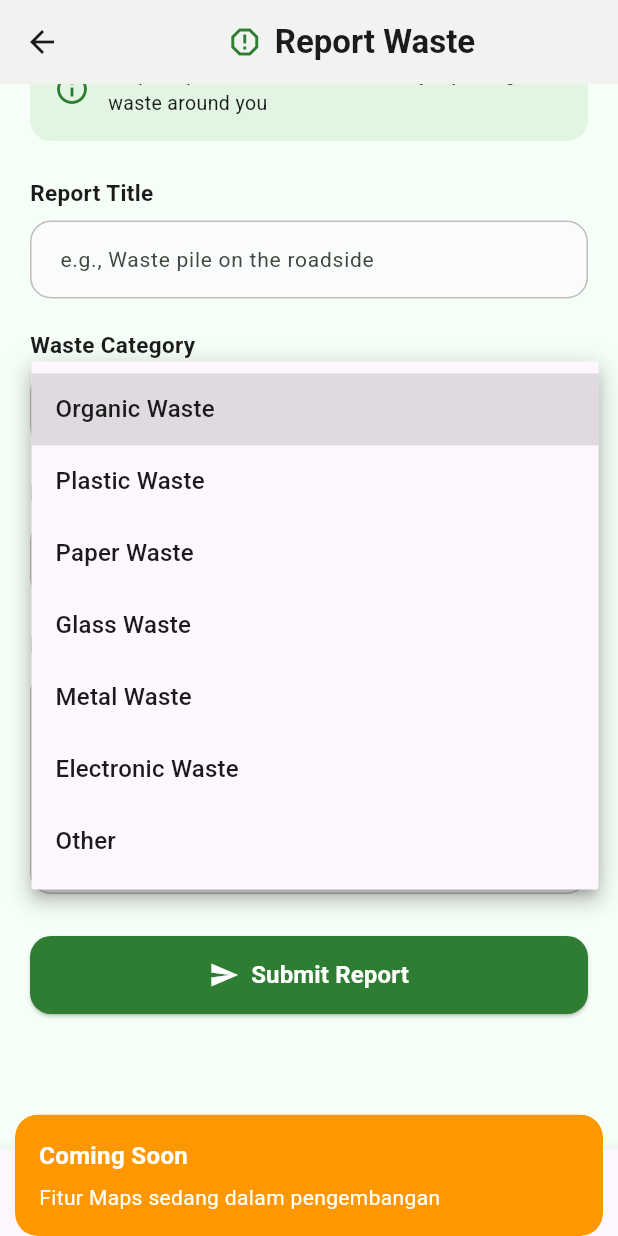
After one commit to athilaramdani/wastewiseimpal, a Flutter app: the ReportwasteView screen opened by its route, item 2 of the bottom bar chosen, scrolled down 52 dp, after a tap on "Select waste category", on a phone screen of 412 x 824 dp. The commit adds this screen. Run offline on Flutter 3.47's test engine with Material 3 defaults, Android fonts, the phone set to English and light mode, and no system bars; our stand-ins replace flutter_dotenv, get, supabase_flutter; accounts and stored records are empty.

Commit message:
tambahin report waste dummy

```diff
--- /dev/null
+++ b/lib/app/modules/reportwaste/bindings/reportwaste_binding.dart
@@ -0,0 +1,12 @@
+import 'package:get/get.dart';
+
+import '../controllers/reportwaste_controller.dart';
+
+class ReportwasteBinding extends Bindings {
+  @override
+  void dependencies() {
+    Get.lazyPut<ReportwasteController>(
+      () => ReportwasteController(),
+    );
+  }
+}
--- /dev/null
+++ b/lib/app/modules/reportwaste/controllers/reportwaste_controller.dart
@@ -0,0 +1,106 @@
+import 'package:flutter/material.dart';
+import 'package:get/get.dart';
+
+class ReportwasteController extends GetxController {
+  // Form controllers
+  final titleController = TextEditingController();
+  final descriptionController = TextEditingController();
+  final locationController = TextEditingController();
+
+  // Selected category
+  final selectedCategory = Rx<String?>(null);
+
+  // Categories
+  final categories = [
+    'Organic Waste',
+    'Plastic Waste',
+    'Paper Waste',
+    'Glass Waste',
+    'Metal Waste',
+    'Electronic Waste',
+    'Other',
+  ];
+
+  // Bottom navigation index
+  final currentIndex = 2.obs; // Report tab
+
+  @override
+  void onClose() {
+    titleController.dispose();
+    descriptionController.dispose();
+    locationController.dispose();
+    super.onClose();
+  }
+
+  void onTapBottomNav(int index) {
+    switch (index) {
+      case 0:
+        Get.offNamed('/home');
+        break;
+      case 1:
+        Get.snackbar(
+          'Coming Soon',
+          'Fitur Maps sedang dalam pengembangan',
+          snackPosition: SnackPosition.BOTTOM,
+          backgroundColor: Colors.orange,
+          colorText: Colors.white,
+        );
+        break;
+      case 2:
+        // Already on Report page
+        break;
+      case 3:
+        Get.snackbar(
+          'Coming Soon',
+          'Fitur Leaderboard sedang dalam pengembangan',
+          snackPosition: SnackPosition.BOTTOM,
+          backgroundColor: Colors.orange,
+          colorText: Colors.white,
+        );
+        break;
+      case 4:
+        Get.snackbar(
+          'Coming Soon',
+          'Fitur Profile sedang dalam pengembangan',
+          snackPosition: SnackPosition.BOTTOM,
+          backgroundColor: Colors.orange,
+          colorText: Colors.white,
+        );
+        break;
+    }
+  }
+
+  void submitReport() {
+    // Validate all fields
+    if (titleController.text.trim().isEmpty) {
+      Get.snackbar('Error', 'Report title is required');
+      return;
+    }
+
+    if (selectedCategory.value == null) {
+      Get.snackbar('Error', 'Waste category must be selected');
+      return;
+    }
+
+    if (locationController.text.trim().isEmpty) {
+      Get.snackbar('Error', 'Location is required');
+      return;
+    }
+
+    if (descriptionController.text.trim().isEmpty) {
+      Get.snackbar('Error', 'Description is required');
+      return;
+    }
+
+    // All validation passed
+    Get.snackbar('Success', 'Waste report submitted successfully');
+
+    // Clear form
+    titleController.clear();
+    descriptionController.clear();
+    locationController.clear();
+    selectedCategory.value = null;
+
+    // TODO: Send to Supabase
+  }
+}
--- /dev/null
+++ b/lib/app/modules/reportwaste/views/reportwaste_view.dart
@@ -0,0 +1,215 @@
+import 'package:flutter/material.dart';
+import 'package:get/get.dart';
+import '../../../theme/app_colors.dart';
+import '../controllers/reportwaste_controller.dart';
+
+class ReportwasteView extends GetView<ReportwasteController> {
+  const ReportwasteView({super.key});
+
+  BottomNavigationBarItem _navItem(IconData icon, String label) =>
+      BottomNavigationBarItem(icon: Icon(icon), label: label);
+
+  @override
+  Widget build(BuildContext context) {
+    return Scaffold(
+      appBar: AppBar(
+        title: Row(
+          mainAxisAlignment: MainAxisAlignment.center,
+          children: const [
+            Icon(Icons.report_gmailerrorred, color: AppColors.primary),
+            SizedBox(width: 8),
+            Text("Report Waste", style: TextStyle(fontWeight: FontWeight.w800)),
+          ],
+        ),
+      ),
+      body: SafeArea(
+        child: SingleChildScrollView(
+          padding: const EdgeInsets.fromLTRB(20, 20, 20, 90),
+          child: Column(
+            crossAxisAlignment: CrossAxisAlignment.start,
+            children: [
+              // Info banner
+              Container(
+                width: double.infinity,
+                padding: const EdgeInsets.all(16),
+                decoration: BoxDecoration(
+                  color: AppColors.secondary.withOpacity(.15),
+                  borderRadius: BorderRadius.circular(14),
+                ),
+                child: Row(
+                  children: const [
+                    Icon(
+                      Icons.info_outline,
+                      color: AppColors.primary,
+                      size: 24,
+                    ),
+                    SizedBox(width: 12),
+                    Expanded(
+                      child: Text(
+                        'Help keep the environment clean by reporting waste around you',
+                        style: TextStyle(
+                          fontSize: 13,
+                          color: AppColors.textPrimary,
+                        ),
+                      ),
+                    ),
+                  ],
+                ),
+              ),
+              const SizedBox(height: 24),
+
+              // Form Title
+              const Text(
+                'Report Title',
+                style: TextStyle(
+                  fontSize: 15,
+                  fontWeight: FontWeight.w600,
+                  color: AppColors.textPrimary,
+                ),
+              ),
+              const SizedBox(height: 8),
+              TextField(
+                controller: controller.titleController,
+                decoration: const InputDecoration(
+                  hintText: 'e.g., Waste pile on the roadside',
+                  hintStyle: TextStyle(fontSize: 14),
+                ),
+              ),
+              const SizedBox(height: 20),
+
+              // Category
+              const Text(
+                'Waste Category',
+                style: TextStyle(
+                  fontSize: 15,
+                  fontWeight: FontWeight.w600,
+                  color: AppColors.textPrimary,
+                ),
+              ),
+              const SizedBox(height: 8),
+              Obx(
+                () => Container(
+                  padding: const EdgeInsets.symmetric(horizontal: 16),
+                  decoration: BoxDecoration(
+                    color: AppColors.inputFill,
+                    border: Border.all(color: AppColors.inputBorder),
+                    borderRadius: BorderRadius.circular(14),
+                  ),
+                  child: DropdownButtonHideUnderline(
+                    child: DropdownButton<String>(
+                      isExpanded: true,
+                      hint: const Text(
+                        'Select waste category',
+                        style: TextStyle(fontSize: 14),
+                      ),
+                      value: controller.selectedCategory.value,
+                      items:
+                          controller.categories.map((category) {
+                            return DropdownMenuItem(
+                              value: category,
+                              child: Text(category),
+                            );
+                          }).toList(),
+                      onChanged: (value) {
+                        controller.selectedCategory.value = value;
+                      },
+                    ),
+                  ),
+                ),
+              ),
+              const SizedBox(height: 20),
+
+              // Location
+              const Text(
+                'Location',
+                style: TextStyle(
+                  fontSize: 15,
+                  fontWeight: FontWeight.w600,
+                  color: AppColors.textPrimary,
+                ),
+              ),
+              const SizedBox(height: 8),
+              TextField(
+                controller: controller.locationController,
+                decoration: const InputDecoration(
+                  hintText: 'e.g., Jl. Sudirman No. 123',
+                  hintStyle: TextStyle(fontSize: 14),
+                  prefixIcon: Icon(Icons.location_on_outlined),
+                ),
+              ),
+              const SizedBox(height: 20),
+
+              // Description
+              const Text(
+                'Description',
+                style: TextStyle(
+                  fontSize: 15,
+                  fontWeight: FontWeight.w600,
+                  color: AppColors.textPrimary,
+                ),
+              ),
+              const SizedBox(height: 8),
+              TextField(
+                controller: controller.descriptionController,
+                maxLines: 5,
+                decoration: const InputDecoration(
+                  hintText: 'Describe the waste condition you found...',
+                  hintStyle: TextStyle(fontSize: 14),
+                  alignLabelWithHint: true,
+                ),
+              ),
+              const SizedBox(height: 28),
+
+              // Submit Button
+              SizedBox(
+                width: double.infinity,
+                height: 52,
+                child: ElevatedButton(
+                  onPressed: controller.submitReport,
+                  style: ElevatedButton.styleFrom(
+                    backgroundColor: AppColors.primary,
+                    shape: RoundedRectangleBorder(
+                      borderRadius: BorderRadius.circular(14),
+                    ),
+                  ),
+                  child: Row(
+                    mainAxisAlignment: MainAxisAlignment.center,
+                    children: const [
+                      Icon(Icons.send, size: 20),
+                      SizedBox(width: 8),
+                      Text(
+                        'Submit Report',
+                        style: TextStyle(
+                          fontSize: 16,
+                          fontWeight: FontWeight.w700,
+                        ),
+                      ),
+                    ],
+                  ),
+                ),
+              ),
+            ],
+          ),
+        ),
+      ),
+
+      // Bottom Navigation Bar (same as home)
+      bottomNavigationBar: Obx(
+        () => BottomNavigationBar(
+          type: BottomNavigationBarType.fixed,
+          currentIndex: controller.currentIndex.value,
+          onTap: controller.onTapBottomNav,
+          selectedItemColor: AppColors.primary,
+          unselectedItemColor: AppColors.textSecondary,
+          items: [
+            _navItem(Icons.home_outlined, "Home"),
+            _navItem(Icons.map_outlined, "Maps"),
+            _navItem(Icons.add_circle_outline, "Report"),
+            _navItem(Icons.star_border, "Leaderboard"),
+            _navItem(Icons.person_outline, "Profile"),
+          ],
+        ),
+      ),
+    );
+  }
+}
--- a/lib/app/routes/app_pages.dart
+++ b/lib/app/routes/app_pages.dart
@@ -1,10 +1,13 @@
 import 'package:get/get.dart';
+
 import '../modules/home/bindings/home_binding.dart';
 import '../modules/home/views/home_view.dart';
 import '../modules/login/bindings/login_binding.dart';
 import '../modules/login/views/login_view.dart';
 import '../modules/register/bindings/register_binding.dart';
 import '../modules/register/views/register_view.dart';
+import '../modules/reportwaste/bindings/reportwaste_binding.dart';
+import '../modules/reportwaste/views/reportwaste_view.dart';
 
 part 'app_routes.dart';
 
@@ -29,5 +32,10 @@ class AppPages {
       page: () => const RegisterView(),
       binding: RegisterBinding(),
     ),
+    GetPage(
+      name: _Paths.REPORTWASTE,
+      page: () => const ReportwasteView(),
+      binding: ReportwasteBinding(),
+    ),
   ];
 }
--- a/lib/app/routes/app_routes.dart
+++ b/lib/app/routes/app_routes.dart
@@ -6,6 +6,7 @@ abstract class Routes {
   static const HOME = _Paths.HOME;
   static const LOGIN = _Paths.LOGIN;
   static const REGISTER = _Paths.REGISTER;
+  static const REPORTWASTE = _Paths.REPORTWASTE;
 }
 
 abstract class _Paths {
@@ -13,4 +14,5 @@ abstract class _Paths {
   static const HOME = '/home';
   static const LOGIN = '/login';
   static const REGISTER = '/register';
+  static const REPORTWASTE = '/reportwaste';
 }
```
Also changed, not shown: pubspec.lock.
